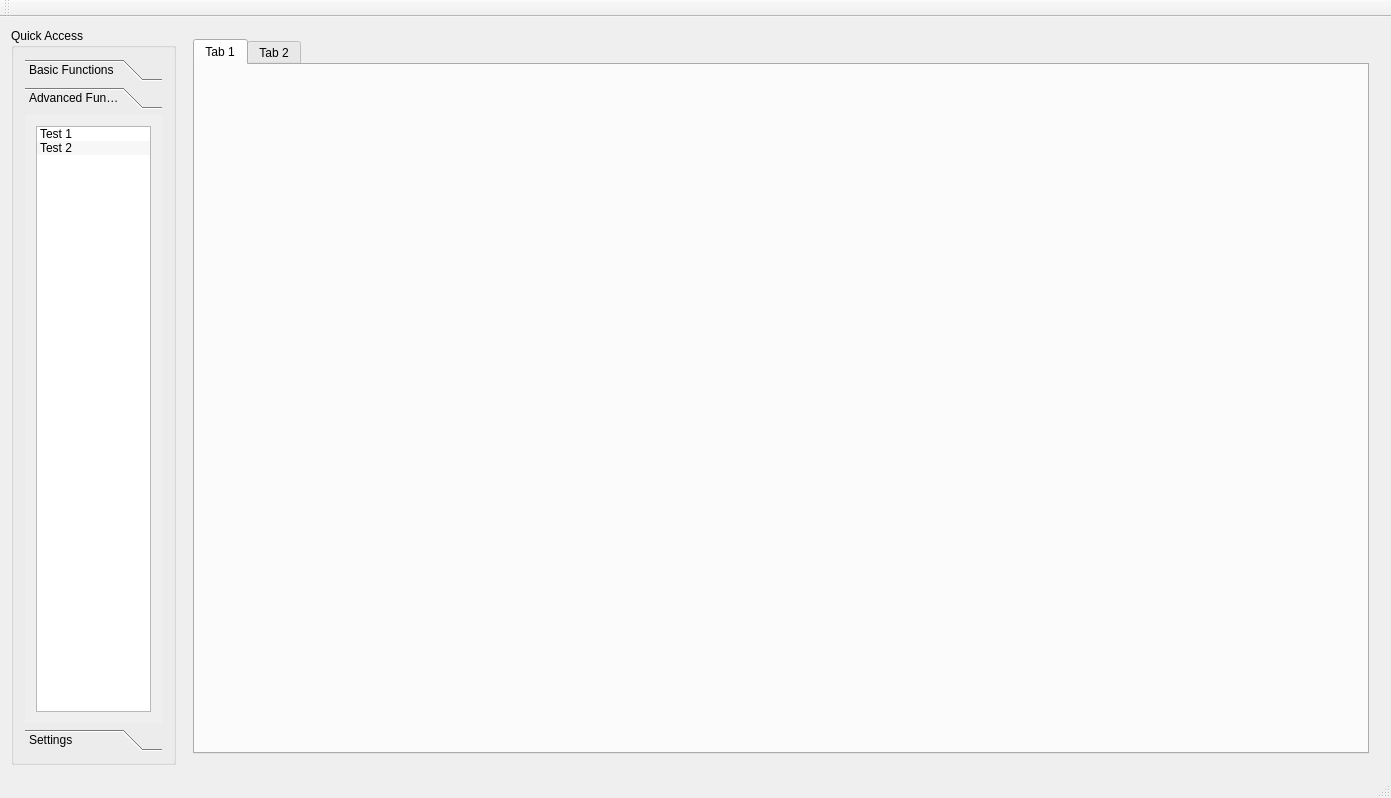
Qt form amber.ui (Eve-ning/reamber) before a commit.
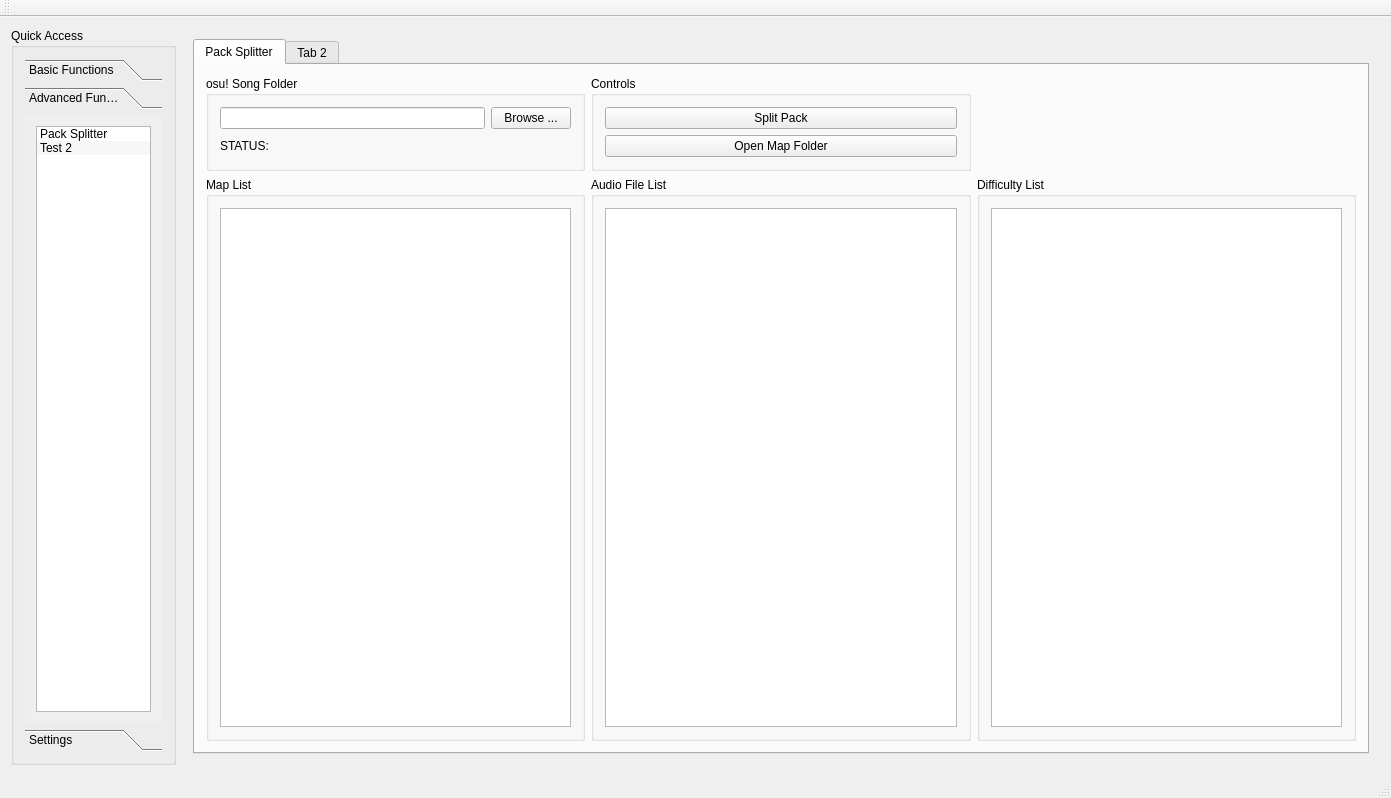
The same form after that commit. The open tabs and pages were chosen to show the change. Icons and pictures are not drawn. Custom widgets are drawn as their Qt base class.

Commit message:
Added Pack Splitter Framework
Fixed UI Grouping for Normalizer

```diff
--- a/amber.ui
+++ b/amber.ui
@@ -1283,10 +1283,100 @@
        <layout class="QGridLayout" name="gridLayout_7">
         <item row="0" column="0">
          <widget class="QTabWidget" name="advancedTabWidget">
-          <widget class="QWidget" name="testTab1">
+          <property name="currentIndex">
+           <number>0</number>
+          </property>
+          <widget class="QWidget" name="tabPackSplitter">
            <attribute name="title">
-            <string>Tab 1</string>
+            <string>Pack Splitter</string>
            </attribute>
+           <layout class="QGridLayout" name="gridLayout_49">
+            <item row="0" column="0">
+             <widget class="QGroupBox" name="PS_browseGroup">
+              <property name="title">
+               <string>osu! Song Folder</string>
+              </property>
+              <layout class="QGridLayout" name="gridLayout_43">
+               <item row="0" column="0">
+                <widget class="QLineEdit" name="PS_browseLine"/>
+               </item>
+               <item row="0" column="1">
+                <widget class="QPushButton" name="PS_browseButton">
+                 <property name="text">
+                  <string>Browse ...</string>
+                 </property>
+                </widget>
+               </item>
+               <item row="1" column="0" colspan="2">
+                <widget class="QLabel" name="PS_statusLabel">
+                 <property name="text">
+                  <string>STATUS:</string>
+                 </property>
+                </widget>
+               </item>
+              </layout>
+             </widget>
+            </item>
+            <item row="1" column="0">
+             <widget class="QGroupBox" name="PS_mapListGroup">
+              <property name="title">
+               <string>Map List</string>
+              </property>
+              <layout class="QGridLayout" name="gridLayout_45">
+               <item row="0" column="0">
+                <widget class="QListWidget" name="PS_mapListListWidget"/>
+               </item>
+              </layout>
+             </widget>
+            </item>
+            <item row="1" column="1">
+             <widget class="QGroupBox" name="PS_audioFileListGroup">
+              <property name="title">
+               <string>Audio File List</string>
+              </property>
+              <layout class="QGridLayout" name="gridLayout_46">
+               <item row="0" column="0">
+                <widget class="QListWidget" name="PS_audioFileListListWidget"/>
+               </item>
+              </layout>
+             </widget>
+            </item>
+            <item row="1" column="2">
+             <widget class="QGroupBox" name="PS_difficultyListGroup">
+              <property name="title">
+               <string>Difficulty List</string>
+              </property>
+              <layout class="QGridLayout" name="gridLayout_47">
+               <item row="0" column="0">
+                <widget class="QListWidget" name="PS_difficultyListListWidget"/>
+               </item>
+              </layout>
+             </widget>
+            </item>
+            <item row="0" column="1">
+             <widget class="QGroupBox" name="PS_controlGroup">
+              <property name="title">
+               <string>Controls</string>
+              </property>
+              <layout class="QGridLayout" name="gridLayout_48">
+               <item row="0" column="0">
+                <widget class="QPushButton" name="PS_controlSplitButton">
+                 <property name="text">
+                  <string>Split Pack</string>
+                 </property>
+                </widget>
+               </item>
+               <item row="1" column="0">
+                <widget class="QPushButton" name="PS_controlOpenFolderButton">
+                 <property name="text">
+                  <string>Open Map Folder</string>
+                 </property>
+                </widget>
+               </item>
+              </layout>
+             </widget>
+            </item>
+           </layout>
           </widget>
           <widget class="QWidget" name="testTab2">
            <attribute name="title">
@@ -2119,7 +2209,7 @@
              </property>
              <item>
               <property name="text">
-               <string>Test 1</string>
+               <string>Pack Splitter</string>
               </property>
              </item>
              <item>
```
Left out of the diff: 160 changed lines with no effect on the pictures. Lines whose indentation alone changed are shown as unchanged. The commit also changes 3 other files.
